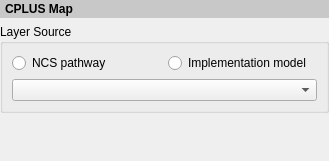
Qt form src/cplus_plugin/ui/map_layout_item_widget.ui (ConservationInternational/cplus-plugin) before a commit.
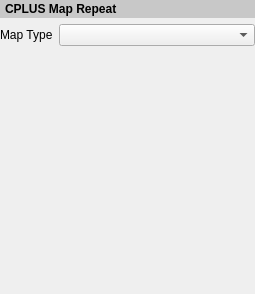
The same form after that commit.

Commit message: Specify map repeat type options.

What changed in the file:
```diff
--- a/src/cplus_plugin/ui/map_layout_item_widget.ui
+++ b/src/cplus_plugin/ui/map_layout_item_widget.ui
@@ -6,14 +6,14 @@
    <rect>
     <x>0</x>
     <y>0</y>
-    <width>329</width>
-    <height>161</height>
+    <width>255</width>
+    <height>294</height>
    </rect>
   </property>
   <property name="windowTitle">
    <string>CPLUS Map Options</string>
   </property>
-  <layout class="QVBoxLayout" name="layout">
+  <layout class="QGridLayout" name="layout">
    <property name="leftMargin">
     <number>0</number>
    </property>
@@ -26,7 +26,7 @@
    <property name="bottomMargin">
     <number>0</number>
    </property>
-   <item>
+   <item row="0" column="0" colspan="2">
     <widget class="QLabel" name="label">
      <property name="sizePolicy">
       <sizepolicy hsizetype="Preferred" vsizetype="Maximum">
@@ -38,37 +38,28 @@
       <string notr="true">padding: 2px; font-weight: bold; background-color: rgb(200, 200, 200);</string>
      </property>
      <property name="text">
-      <string>CPLUS Map</string>
+      <string>CPLUS Map Repeat</string>
      </property>
     </widget>
    </item>
-   <item>
-    <widget class="QGroupBox" name="groupBox">
-     <property name="title">
-      <string>Layer Source</string>
+   <item row="1" column="0">
+    <widget class="QLabel" name="label_2">
+     <property name="text">
+      <string>Map Type</string>
      </property>
-     <layout class="QGridLayout" name="gridLayout">
-      <item row="0" column="0">
-       <widget class="QRadioButton" name="rb_ncs_pathways">
-        <property name="text">
-         <string>NCS pathway</string>
-        </property>
-       </widget>
-      </item>
-      <item row="0" column="1">
-       <widget class="QRadioButton" name="rb_implementation_model">
-        <property name="text">
-         <string>Implementation model</string>
-        </property>
-       </widget>
-      </item>
-      <item row="1" column="0" colspan="2">
-       <widget class="QComboBox" name="cbo_model_items"/>
-      </item>
-     </layout>
     </widget>
    </item>
-   <item>
+   <item row="1" column="1">
+    <widget class="QComboBox" name="cbo_map_type">
+     <property name="sizePolicy">
+      <sizepolicy hsizetype="Expanding" vsizetype="Fixed">
+       <horstretch>0</horstretch>
+       <verstretch>0</verstretch>
+      </sizepolicy>
+     </property>
+    </widget>
+   </item>
+   <item row="2" column="1">
     <spacer name="verticalSpacer">
      <property name="orientation">
       <enum>Qt::Vertical</enum>
```
The commit also changes 1 other file.
